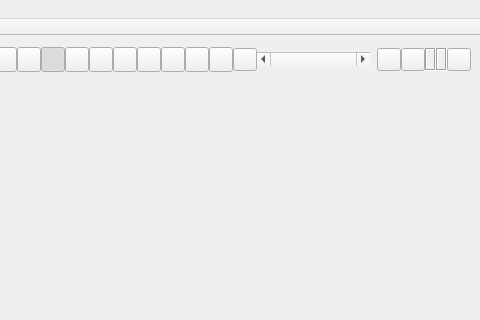
tomojitakasu/RTKLIB, file app/rtkplot_qt/plotmain.ui: the form before one commit; both pictures show x 616 to 1096 and y 0 to 320 of the 1096 by 662 pixel window.
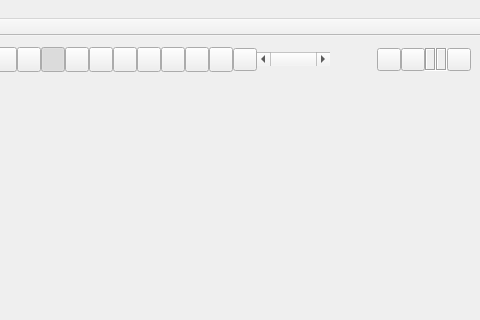
The form after the commit. Icons and pictures are not drawn.

```diff
--- a/app/rtkplot_qt/plotmain.ui
+++ b/app/rtkplot_qt/plotmain.ui
@@ -1024,6 +1024,19 @@
                 <property name="bottomMargin">
                  <number>0</number>
                 </property>
+                <item>
+                 <spacer name="horizontalSpacer_2">
+                  <property name="orientation">
+                   <enum>Qt::Horizontal</enum>
+                  </property>
+                  <property name="sizeHint" stdset="0">
+                   <size>
+                    <width>40</width>
+                    <height>20</height>
+                   </size>
+                  </property>
+                 </spacer>
+                </item>
                 <item>
                  <widget class="QLabel" name="ConnectMsg">
                   <property name="enabled">
```
Left out of the diff: 38 changed lines with no effect on the pictures.
